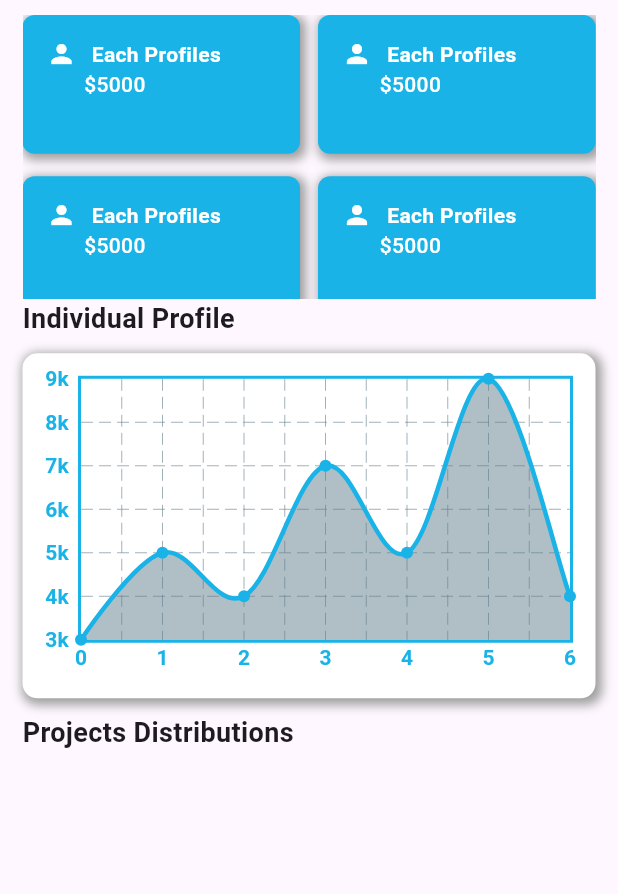
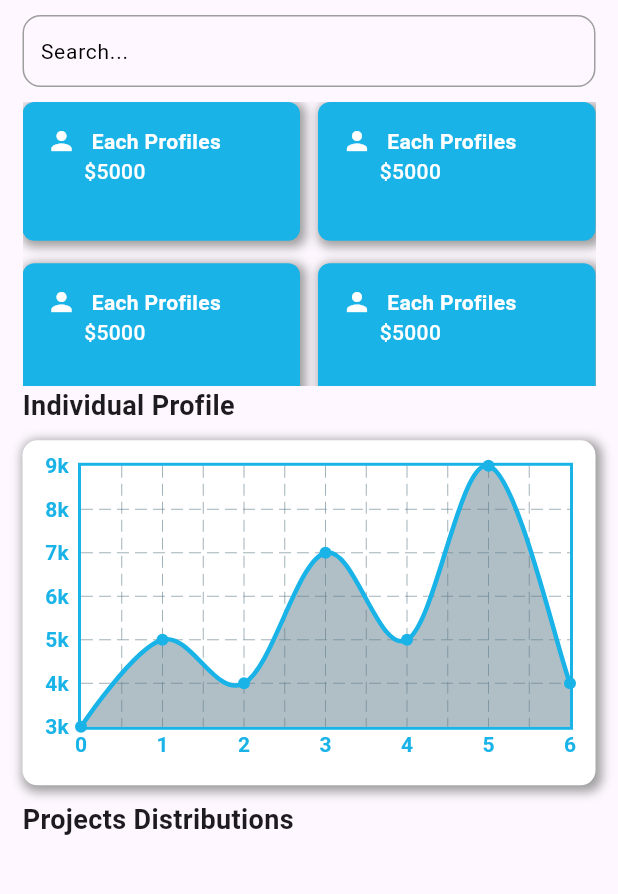
Before and after one commit to MTS-Services/MTS-MobileApp, a Flutter app: the screen it shows after launch, on a phone screen of 412 x 824 dp, the part 84-978 px from its top. Run offline on Flutter 3.47's test engine with Material 3 defaults, Android fonts, the phone set to English and light mode, and no system bars; drawn by our look-alikes of fl_chart; our stand-ins replace dropdown_button2, flutter_switch, get, iconsax.

Commit message:
Search box added to the home screen

```diff
--- a/lib/src/view/screen/home_screen.dart
+++ b/lib/src/view/screen/home_screen.dart
@@ -2,6 +2,7 @@ import 'package:fl_chart/fl_chart.dart';
 import 'package:flutter/material.dart';
 import 'package:mts_app/src/view/widget/custom_appbar.dart';
 import 'package:mts_app/src/view/widget/custom_container.dart';
+import 'package:mts_app/src/view/widget/custom_text_form_field.dart';
 import 'package:mts_app/src/view/widget/cutom_drawer.dart';
 
 import '../../../core/app_colors.dart';
@@ -32,6 +33,8 @@ class _HomeScreenState extends State<HomeScreen> {
           child: Column(
             crossAxisAlignment: CrossAxisAlignment.start,
             children: [
+              CustomTextFormField(),
+              SizedBox(height: 10,),
               SizedBox(
                 height: size.height * 0.23,
                 child: GridView.builder(
```
